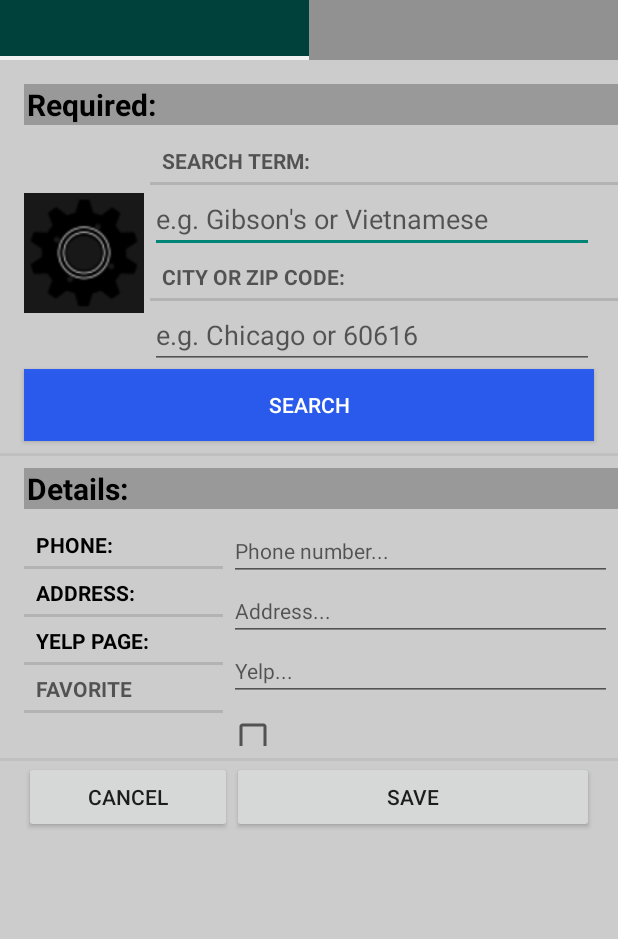
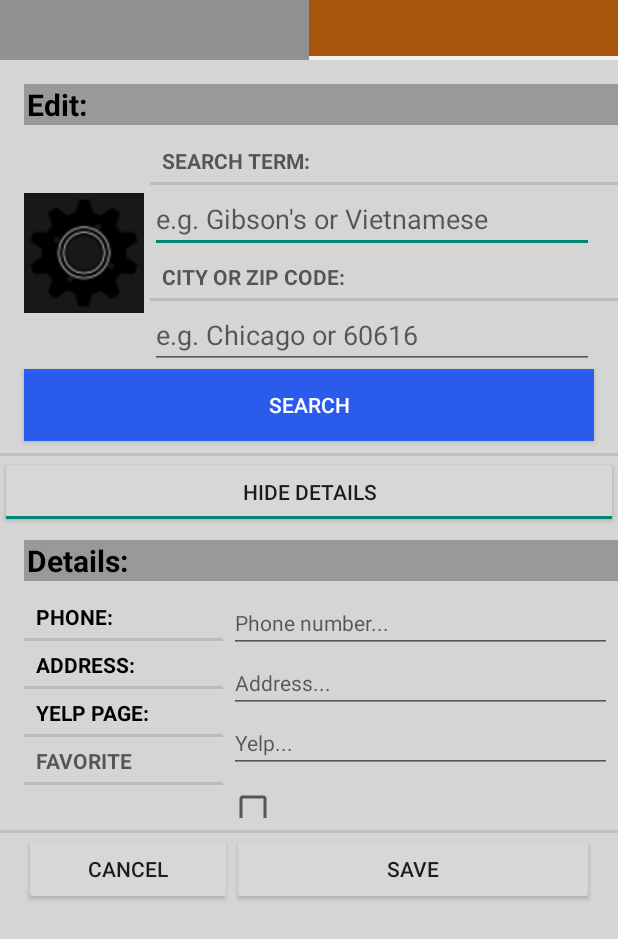
Before and after one commit to yiqin/Find-Restaurant, an Android app: the fragment Tab1 shown on its own in the app's theme, on a phone screen of 412 x 824 dp. Shown: the top 939 px of the screen. Run offline under Robolectric (Android 15) with nearby library versions, the phone set to English and light mode, and no system bars; network calls fail.

Commit message:
show details working, though jumpy

```diff
--- /dev/null
+++ b/app/src/main/res/anim/slide_down.xml
@@ -0,0 +1,24 @@
+<?xml version="1.0" encoding="utf-8"?>
+
+<set xmlns:android="http://schemas.android.com/apk/res/android"
+
+     android:fillAfter="true">
+
+    <scale
+
+        android:duration="200"
+
+        android:fromXScale="1.0"
+        android:toXScale="1.0"
+
+
+        android:fromYScale="0.0"
+        android:toYScale="1.0"
+
+        android:interpolator="@android:anim/linear_interpolator"
+
+
+
+        />
+
+</set>
--- /dev/null
+++ b/app/src/main/res/anim/slide_up.xml
@@ -0,0 +1,22 @@
+<?xml version="1.0" encoding="utf-8"?>
+
+<set xmlns:android="http://schemas.android.com/apk/res/android"
+
+     android:fillAfter="true">
+
+    <scale
+
+        android:duration="200"
+
+        android:fromXScale="1.0"
+        android:toXScale="1.0"
+
+
+        android:fromYScale="1.0"
+        android:toYScale="0.0"
+
+
+        android:interpolator="@android:anim/linear_interpolator"
+ />
+
+</set>
--- a/app/src/main/res/layout/activity_edit_resto.xml
+++ b/app/src/main/res/layout/activity_edit_resto.xml
@@ -16,24 +16,25 @@
         android:weightSum="2">
 
         <RadioButton
-            android:id="@+id/btn1"
+            android:id="@+id/btn_tab_new"
             android:layout_width="0dp"
             android:layout_height="fill_parent"
             android:layout_margin="0dp"
             android:layout_weight="1"
             android:background="@drawable/btn1selector"
             android:button="@null"
-            android:checked="true"
+
             android:gravity="center"/>
 
         <RadioButton
-            android:id="@+id/btn2"
+            android:id="@+id/btn_tab_edit"
             android:layout_width="0dp"
             android:layout_height="fill_parent"
             android:layout_margin="0dp"
             android:layout_weight="1"
             android:background="@drawable/btn2selector"
             android:button="@null"
+            android:checked="true"
             android:gravity="center"/>
 
 
@@ -45,7 +46,7 @@
         android:layout_width="fill_parent"
         android:layout_height="fill_parent"
         android:layout_marginTop="0dp"
-        android:background="#CCC"
+        android:background="#CCCC"
         >
 
         <LinearLayout
@@ -62,7 +63,7 @@
                 android:layout_marginTop="16dp"
                 android:background="#999"
                 android:paddingLeft="2dp"
-                android:text="Required:"
+                android:text="Edit:"
                 android:textColor="@color/black"
                 android:textSize="20sp"
                 android:textStyle="bold"
@@ -150,6 +151,24 @@
                 android:layout_height="2dp"
                 android:layout_marginTop="8dp"
                 android:background="#ffc0c0c0"/>
+
+
+            <ToggleButton
+                android:id="@+id/toggle_btn"
+                android:layout_width="match_parent"
+                android:layout_height="wrap_content"
+                android:checked="true"
+                android:textOff="Show details"
+                android:textOn="Hide details"
+
+                />
+
+            <LinearLayout
+                android:id="@+id/details_layout"
+                android:layout_width="match_parent"
+                android:layout_height="wrap_content"
+                android:orientation="vertical"
+                >
 
                 <TextView
                     android:layout_width="match_parent"
@@ -294,7 +313,7 @@
                     android:layout_height="2dp"
                     android:layout_marginTop="8dp"
                     android:background="#ffc0c0c0"/>
-
+            </LinearLayout>
                 <LinearLayout
                     android:layout_width="fill_parent"
                     android:layout_height="fill_parent"
@@ -319,6 +338,7 @@
                         />
                 </LinearLayout>
         </LinearLayout>
+
     </ScrollView>
 
 </LinearLayout>
--- a/app/src/main/res/values/colors.xml
+++ b/app/src/main/res/values/colors.xml
@@ -2,12 +2,14 @@
 <resources>
 
     <color name="green">#ff00897b</color>
+    <color name="green_back">#5000ffe5</color>
     <color name="green_light">#00897B</color>
     <color name="green_dark">#ff00413c</color>
     <color name="purple">#ff7e44ff</color>
     <color name="purple_dark">#ff321858</color>
     <color name="purple_deep">#ff110d2a</color>
     <color name="orange">#ffa7550b</color>
+    <color name="orange_back">#67ff8a0d</color>
     <color name="orange_dark">#ff45020a</color>
     <color name="ColorPrimaryDark">#00695C</color>
     <color name="tabsScrollColor">#ff000000</color>
```
Also changed, not shown: app/src/main/java/gerber/uchicago/edu/Tab1.java (+79 -0 lines), app/src/main/res/layout/activity_new_resto.xml (added, +324 -0 lines). Lines whose indentation alone changed are shown as unchanged.
